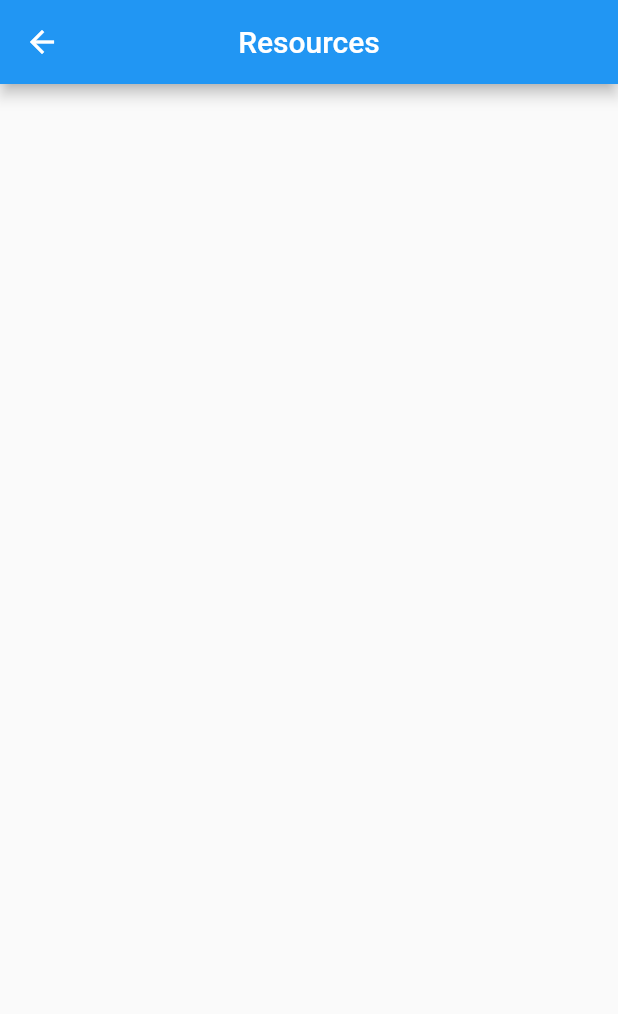
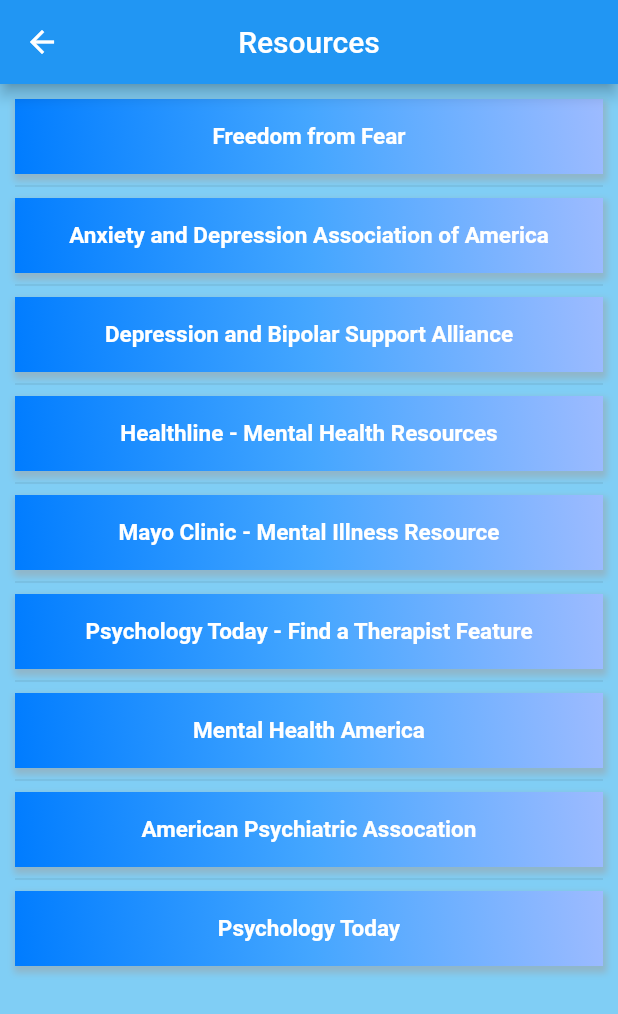
Before and after one commit to Rene-A/Self_Get_Well, a Flutter app: the screen it shows after launch, after a tap on "Resources", on a phone screen of 412 x 824 dp. Shown: the top 1014 px of the screen. Run offline on Flutter 3.47's test engine with Material 2 defaults, Android fonts, the phone set to English and light mode, and no system bars; our stand-ins replace sqflite; missing offline and left inert: flutter_phone_direct_caller; accounts and stored records are empty.

Commit message:
Added resource page list and functionality

```diff
--- a/lib/views/home_page.dart
+++ b/lib/views/home_page.dart
@@ -10,6 +10,7 @@ class HomePage extends StatelessWidget {
   @override
   Widget build(BuildContext context) {
     return Scaffold(
+      backgroundColor: Color(0xFF80CEF5),
       appBar: AppBar(
         centerTitle: true,
         title: Text(Constants.appName),
--- a/lib/views/resources.dart
+++ b/lib/views/resources.dart
@@ -1,16 +1,84 @@
 import 'package:flutter/material.dart';
 
 import '../constants/constants.dart';
+import 'package:url_launcher/url_launcher.dart';
 
 class ResourcePage extends StatelessWidget {
   @override
   Widget build(BuildContext context) {
     return Scaffold(
-      appBar: AppBar(
-        centerTitle: true,
-        title: Text(Constants.resourceName),
-      ),
-      body: Center(),
+        backgroundColor: Color(0xFF80CEF5),
+        appBar: AppBar(
+          centerTitle: true,
+          title: Text(Constants.resourceName),
+        ),
+        body: ResourceList());
+  }
+}
+
+class ResourceList extends StatelessWidget {
+  final List<String> names = <String>[
+    "Freedom from Fear",
+    "Anxiety and Depression Association of America",
+    "Depression and Bipolar Support Alliance",
+    "Healthline - Mental Health Resources",
+    "Mayo Clinic - Mental Illness Resource",
+    "Psychology Today - Find a Therapist Feature",
+    "Mental Health America",
+    "American Psychiatric Assocation",
+    "Psychology Today"
+  ];
+
+  final List<String> links = <String>[
+    'http://www.freedomfromfear.org/',
+    'http://www.adaa.org/living-with-anxiety/ask-and-learn/resources',
+    'http://www.dbsalliance.org/',
+    'https://www.healthline.com/health/mental-health-resources',
+    'http://www.mayoclinic.org/diseases-conditions/mental-illness/basics/definition/con-20033813',
+    'http://therapists.psychologytoday.com/rms/?utm_source=PT_Psych_Today',
+    'http://www.mentalhealthamerica.net/',
+    'http://www.psych.org/',
+    'http://www.psychologytoday.com/magazine'
+  ];
+  Widget build(BuildContext context) {
+    return ListView.separated(
+      padding: const EdgeInsets.all(10),
+      itemCount: names.length,
+      itemBuilder: (BuildContext context, int index) {
+        return Container(
+            height: 50,
+            decoration: BoxDecoration(
+                boxShadow: [
+                  BoxShadow(
+                    color: Colors.grey.withOpacity(0.5),
+                    spreadRadius: 2,
+                    blurRadius: 3,
+                    offset: Offset(1, 3),
+                  )
+                ],
+                gradient: LinearGradient(
+                    begin: Alignment.bottomLeft,
+                    end: Alignment.topRight,
+                    colors: <Color>[
+                      Color(0xFF007CFF),
+                      Color(0xFF44A6FF),
+                      Color(0xFF9DBBFF)
+                    ])),
+            child: Center(
+              child: InkWell(
+                child: Text(
+                  names[index],
+                  textAlign: TextAlign.center,
+                  style: TextStyle(
+                      fontSize: 15.0,
+                      color: Colors.white,
+                      fontWeight: FontWeight.bold),
+                ),
+                onTap: () => launch(links[index]),
+              ),
+            ));
+      },
+      separatorBuilder: (BuildContext context, int index) => const Divider(),
     );
   }
 }
--- a/pubspec.yaml
+++ b/pubspec.yaml
@@ -29,10 +29,9 @@ dependencies:
   # The following adds the Cupertino Icons font to your application.
   # Use with the CupertinoIcons class for iOS style icons.
   cupertino_icons: ^0.1.3
-
+  url_launcher: ^5.4.0
   # https://pub.dev/packages/sqflite
   sqflite: ^1.3.0
-
 dev_dependencies:
 
   test: any
```
Also changed, not shown: pubspec.lock, 6 other files.
